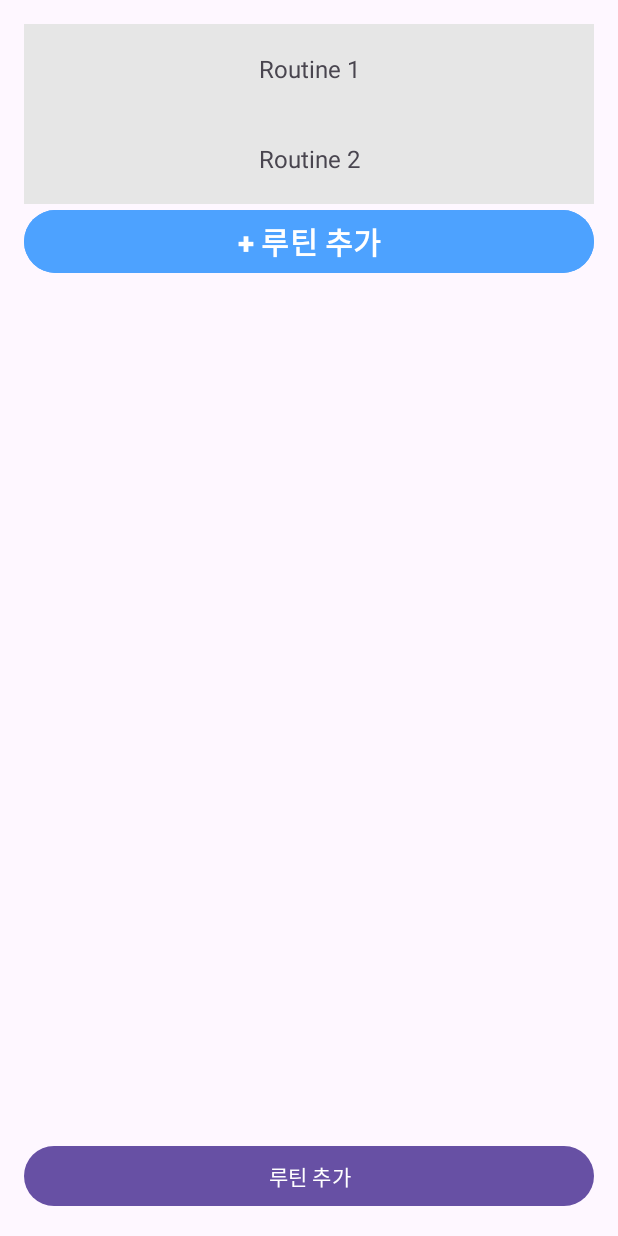
After one commit to HTSPG/VitalSign, an Android app: the fragment RoutineListFragment shown on its own in the app's theme, on a phone screen of 412 x 824 dp. The commit adds this screen. Run offline under Robolectric (Android 15) with nearby library versions, the phone set to English and light mode, and no system bars.

Commit message:
메인화면 스크롤 구현 및  루틴추가 버튼

```diff
--- a/app/src/main/AndroidManifest.xml
+++ b/app/src/main/AndroidManifest.xml
@@ -13,6 +13,9 @@
         android:theme="@style/Theme.VitalSign"
         tools:targetApi="31">
         <activity
+            android:name=".ExerciseRecordActivity"
+            android:exported="false" />
+        <activity
             android:name=".MainActivity"
             android:exported="true">
             <intent-filter>
--- a/app/src/main/java/com/example/vitalsign/MainScreen.kt
+++ b/app/src/main/java/com/example/vitalsign/MainScreen.kt
@@ -4,6 +4,7 @@
 import androidx.recyclerview.widget.RecyclerView
 import android.content.Intent
 import android.widget.Button
+import com.example.vitalsign.Exercise
 import com.example.vitalsign.R
 import com.example.vitalsign.Routine
 import com.example.vitalsign.RoutineDetailActivity
@@ -48,9 +49,8 @@
         // TODO: 최근 루틴 데이터 로딩 로직 (최대 3개)
         // 예시 데이터 로딩
         recentRoutines = listOf(
-            Routine("1","루틴 1"),
-            Routine("2", "루틴 2"),
-            Routine("3","루틴 3")
+            Routine("1", "루틴 1", "", mutableListOf((Exercise("운동 1", 3, 10.0, 10)))),
+            Routine("2", "루틴 2", "", mutableListOf((Exercise("운동 2", 4, 12.5, 8))))
         )
         recentRoutineAdapter.updateData(recentRoutines)
     }
--- a/app/src/main/java/com/example/vitalsign/Routine.kt
+++ b/app/src/main/java/com/example/vitalsign/Routine.kt
@@ -6,5 +6,5 @@
     val id: String,                    // 루틴의 고유 식별자
     val name: String,                  // 루틴 이름
     val description: String = "",            //루틴 설명
-    val exercises: MutableList<Exercise> = mutableListOf()   // 운동 목록
+    val exercises: MutableList<Exercise>  // 운동 목록
 ) : Serializable
--- /dev/null
+++ b/app/src/main/java/com/example/vitalsign/RoutineListFragment.kt
@@ -0,0 +1,77 @@
+package com.example.vitalsign
+
+import RoutineAdapter
+import android.content.Intent
+import android.os.Bundle
+import android.view.LayoutInflater
+import android.view.View
+import android.view.ViewGroup
+import android.widget.Button
+import androidx.fragment.app.Fragment
+import androidx.recyclerview.widget.LinearLayoutManager
+import androidx.recyclerview.widget.RecyclerView
+import com.example.vitalsign.Exercise
+import com.example.vitalsign.R
+import com.example.vitalsign.Routine
+import com.example.vitalsign.RoutineDetailActivity
+import com.example.vitalsign.RoutineEditActivity
+
+class RoutineListFragment : Fragment() {
+    private lateinit var routineRecyclerView: RecyclerView
+    private lateinit var routineAdapter: RoutineAdapter
+
+    val routines = listOf(
+        Routine("1", "Routine 1", "", mutableListOf(Exercise("Exercise 1", 3, 10.0, 10))),
+        Routine("2", "Routine 2", "", mutableListOf(Exercise("Exercise 2", 4, 12.5, 8)))
+        // 추가 루틴...
+    )
+
+    override fun onCreateView(
+        inflater: LayoutInflater, container: ViewGroup?,
+        savedInstanceState: Bundle?
+    ): View? {
+        // 프래그먼트의 레이아웃을 인플레이트합니다.
+        return inflater.inflate(R.layout.activity_routine_list, container, false)
+    }
+
+    override fun onViewCreated(view: View, savedInstanceState: Bundle?) {
+        super.onViewCreated(view, savedInstanceState)
+
+        routineRecyclerView = view.findViewById(R.id.rvRoutineList)
+        routineAdapter = RoutineAdapter(
+            routines,
+            onItemClicked = { routine ->
+                // 루틴 아이템을 클릭하면 루틴 상세 화면으로 이동합니다.
+                val intent = Intent(activity, RoutineDetailActivity::class.java)
+                intent.putExtra("ROUTINE_DATA", routine)
+                startActivity(intent)
+            },
+            onAddButtonClicked = {
+                // '추가' 버튼을 클릭할 때의 로직
+            }
+        )
+        routineRecyclerView.layoutManager = LinearLayoutManager(context)
+        routineRecyclerView.adapter = routineAdapter
+
+        // 데이터 로드 및 어댑터 업데이트
+        loadRoutines()
+
+        // 루틴 추가 버튼 클릭 리스너 설정
+        val btnAddRoutine = view.findViewById<Button>(R.id.btnAddRoutine)
+        btnAddRoutine.setOnClickListener {
+            // TODO: 루틴 추가 화면으로 이동하거나 루틴 추가 로직 구현
+        }
+    }
+
+    private fun loadRoutines() {
+        // 예시 데이터 로딩
+        val routines = listOf(
+            Routine("1", "Routine 1", "", mutableListOf(Exercise("Exercise 1", 3, 10.0, 10))),
+            Routine("2", "Routine 2", "", mutableListOf(Exercise("Exercise 2", 4, 12.5, 8)))
+            // 추가 루틴...
+        )
+        // routineAdapter.updateData(routines)
+        // TODO: 루틴 데이터 로딩 로직 구현
+    }
+
+}
--- /dev/null
+++ b/app/src/main/res/drawable/custom_dot_shape.xml
@@ -0,0 +1,6 @@
+<?xml version="1.0" encoding="utf-8"?>
+<shape xmlns:android="http://schemas.android.com/apk/res/android"
+    android:shape="oval">
+    <solid android:color="@color/accent"/>
+    <size android:width="10dp" android:height="10dp"/>
+</shape>
--- /dev/null
+++ b/app/src/main/res/drawable/item_background.xml
@@ -0,0 +1,4 @@
+<?xml version="1.0" encoding="utf-8"?>
+<shape xmlns:android="http://schemas.android.com/apk/res/android">
+
+</shape>
--- a/app/src/main/res/layout/item_add_button.xml
+++ b/app/src/main/res/layout/item_add_button.xml
@@ -10,6 +10,6 @@
         android:layout_width="match_parent"
         android:layout_height="wrap_content"
         android:textStyle="bold"
-        android:textSize="30sp"
+        android:textSize="20sp"
         android:text="+ 루틴 추가" />
 </LinearLayout>
--- a/app/src/main/res/layout/item_routine.xml
+++ b/app/src/main/res/layout/item_routine.xml
@@ -1,15 +1,17 @@
 <?xml version="1.0" encoding="utf-8"?>
 <LinearLayout xmlns:android="http://schemas.android.com/apk/res/android"
     android:layout_width="match_parent"
-    android:layout_height="wrap_content"
-    android:orientation="horizontal"
-    android:padding="16dp">
+    android:layout_height="60dp"
+    android:background="@color/itemDefault"
+    android:padding="5dp"
+    android:gravity="center"
+    android:orientation="horizontal">
 
     <TextView
+        android:gravity="center"
         android:id="@+id/tvRoutineName"
-        android:layout_width="0dp"
-        android:layout_height="wrap_content"
-        android:layout_weight="1"
+        android:layout_width="match_parent"
+        android:layout_height="match_parent"
         android:text="루틴 이름"
         android:textSize="16sp" />
 
--- a/app/src/main/res/values/colors.xml
+++ b/app/src/main/res/values/colors.xml
@@ -2,4 +2,7 @@
 <resources>
     <color name="black">#FF000000</color>
     <color name="white">#FFFFFFFF</color>
+    <color name="accent">#FF0D99FF</color>
+    <color name="normal">#FF1E1E1E</color>
+    <color name="itemDefault">#E6E6E6</color>
 </resources>
--- a/app/src/main/res/values/strings.xml
+++ b/app/src/main/res/values/strings.xml
@@ -1,3 +1,5 @@
 <resources>
     <string name="app_name">Vital Sign</string>
+    <!-- TODO: Remove or change this placeholder text -->
+    <string name="hello_blank_fragment">Hello blank fragment</string>
 </resources>
```
Also changed, not shown: app/src/main/java/com/example/vitalsign/ExerciseRecordActivity.kt (added, +11 -0 lines), app/src/main/java/com/example/vitalsign/MainActivity.kt (+48 -2 lines), app/src/main/java/com/example/vitalsign/MainFragment.kt (added, +77 -0 lines), app/src/main/java/com/example/vitalsign/MyPagerAdapter.kt (added, +34 -0 lines), app/src/main/java/com/example/vitalsign/RoutineListActivity.kt (+15 -9 lines), app/src/main/res/layout/activity_exercise_record.xml (added, +9 -0 lines), app/src/main/res/layout/activity_main.xml (+32 -5 lines), app/src/main/res/layout/custom_tab_dot.xml (added, +12 -0 lines), app/src/main/res/layout/fragment_main.xml (added, +14 -0 lines), app/src/main/res/layout/fragment_routine_list.xml (added, +14 -0 lines).
